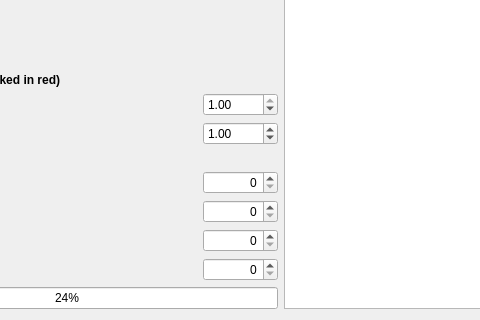
Qt form assets/ui/analysisDEA.ui (jfnavarro/st_viewer) before a commit; both pictures show x 236 to 716 and y 474 to 794 of the 1034 by 794 pixel window.
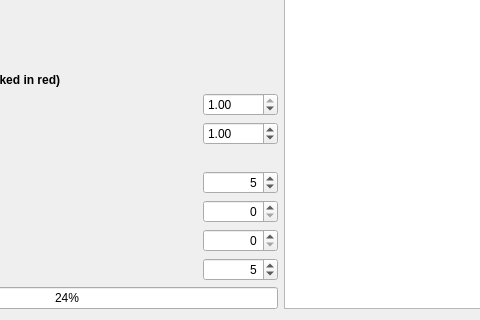
The same form after that commit. Custom widgets are drawn as their Qt base class.

```diff
--- a/assets/ui/analysisDEA.ui
+++ b/assets/ui/analysisDEA.ui
@@ -276,6 +276,9 @@
          <property name="alignment">
           <set>Qt::AlignRight|Qt::AlignTrailing|Qt::AlignVCenter</set>
          </property>
+         <property name="value">
+          <number>5</number>
+         </property>
         </widget>
        </item>
       </layout>
@@ -405,6 +408,9 @@
          <property name="alignment">
           <set>Qt::AlignRight|Qt::AlignTrailing|Qt::AlignVCenter</set>
          </property>
+         <property name="value">
+          <number>5</number>
+         </property>
         </widget>
        </item>
       </layout>
```
